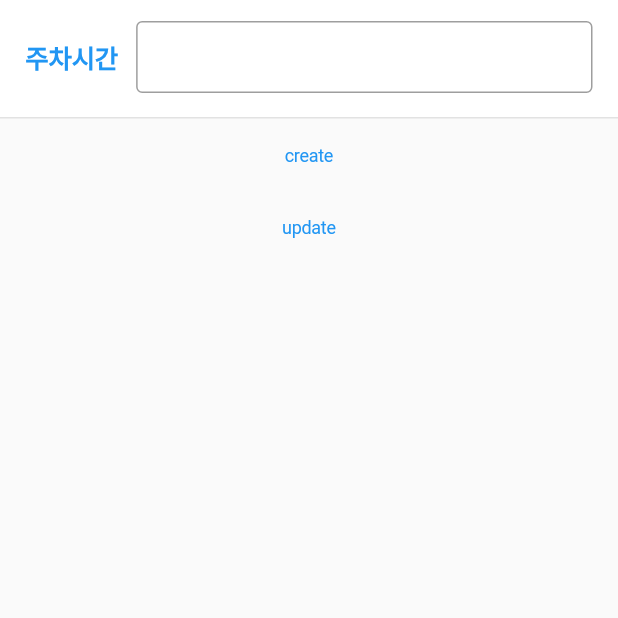
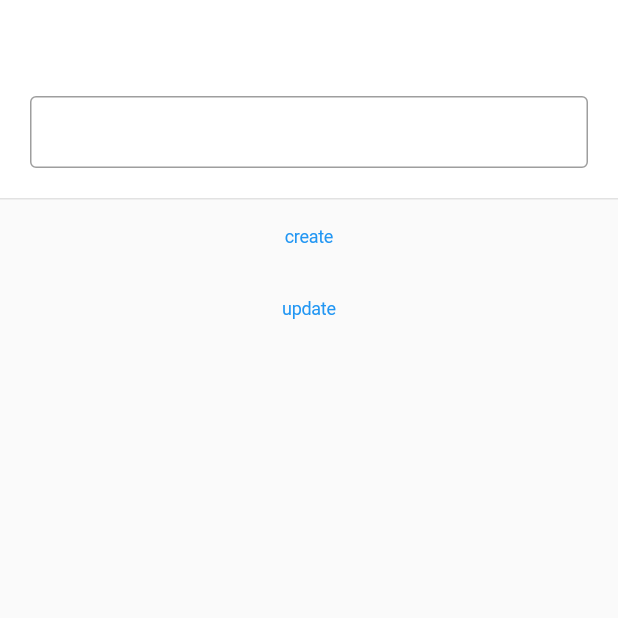
Before and after one commit to Parking-Time/Parking-Time, a Flutter app: the screen it shows after launch, on a phone screen of 412 x 824 dp, the top half of it. Run offline on Flutter 3.47's test engine with Material 3 defaults, Android fonts, the phone set to English and light mode, and no system bars; our stand-ins replace cloud_firestore, extended_image, firebase_core, flutter_svg, go_router, logger and 1 more; accounts and stored records are empty; Roboto replaces fonts that are missing (Pretendard).

Commit message:
FEAT - [20240409] assets 폴더 정리 및 UI 수정

```diff
--- a/lib/app.dart
+++ b/lib/app.dart
@@ -1,7 +1,6 @@
 import 'package:flutter/material.dart';
 
-import 'common/route/router.dart';
-import 'common/ui/app_theme.dart';
+import 'utils/package_utils.dart';
 
 class App extends StatelessWidget {
   const App({super.key});
--- a/lib/presentation/screens/home_screen.dart
+++ b/lib/presentation/screens/home_screen.dart
@@ -1,11 +1,9 @@
 import 'package:flutter/material.dart';
-import 'package:parking_time/common/route/router.dart';
-import 'package:parking_time/common/ui/app_colors.dart';
 import 'package:parking_time/domain/entities/parking_lot/create_parking_lot_entity.dart';
 import 'package:parking_time/domain/entities/parking_lot/parking_lot_entity.dart';
-
-import '../../common/route/route.dart';
+import 'package:parking_time/presentation/widgets/flux_image.dart';
 import '../../domain/entities/parking_lot/edit_parking_lot_entity.dart';
+import '../../utils/package_utils.dart';
 
 class HomeScreen extends StatelessWidget {
   HomeScreen({super.key});
@@ -25,25 +23,29 @@ class HomeScreen extends StatelessWidget {
         appBar: PreferredSize(
           preferredSize: const Size(double.infinity, 200),
           child: Container(
-            padding: const EdgeInsets.symmetric(horizontal: 17, vertical: 14),
+            padding: const EdgeInsets.symmetric(horizontal: 20, vertical: 20),
             decoration: const BoxDecoration(
               color: Colors.white,
               border: Border(bottom: BorderSide(color: AppColors.gray3, width: 1))
             ),
-            child: Row(
+            child: Column(
+              mainAxisSize: MainAxisSize.min,
               children: [
-                Text('주차시간', style: Theme.of(context).textTheme.titleMedium?.copyWith(color: Colors.blue, fontWeight: FontWeight.w800)),
-                const SizedBox(width: 12),
-                Expanded(
-                  child: SizedBox(
-                    height: 50,
+                const Row(
+                  children: [
+                    FluxImage(imageUrl: 'assets/images/logo/blue_simbol.svg', height: 24, color: AppColors.white),
+                    SizedBox(width: 4),
+                    FluxImage(imageUrl: 'assets/images/logo/blue_logo_en.svg', height: 13, color: AppColors.white),
+                  ],
+                ),
+                const SizedBox(height: 20),
+                SizedBox(
                   child: TextField(
                     style: Theme.of(context).textTheme.bodyMedium,
                     cursorColor: Colors.blue,
                     decoration: const InputDecoration(
                       border: OutlineInputBorder(),
                       contentPadding: EdgeInsets.only(bottom: 3, left: 10, right: 10),
-                      ),
                     ),
                   ),
                 ),
--- /dev/null
+++ b/lib/presentation/widgets/flux_image.dart
@@ -0,0 +1,156 @@
+import 'dart:io';
+
+import 'package:extended_image/extended_image.dart';
+import 'package:flutter/material.dart';
+import 'package:flutter_svg/flutter_svg.dart';
+import 'package:lottie/lottie.dart';
+import 'package:parking_time/utils/package_utils.dart';
+
+class FluxImage extends StatelessWidget {
+  final String imageUrl;
+  final double? width;
+  final double? height;
+  final BoxFit? fit;
+  final Color? color;
+  final String? package;
+  final bool? repeat;
+  final bool? fromFile;
+  final BlendMode? blendMode;
+
+  const FluxImage(
+      {required this.imageUrl, super.key, this.width, this.height, this.fit, this.color, this.package, this.repeat, this.fromFile, this.blendMode});
+
+  @override
+  Widget build(BuildContext context) {
+    var imageProxy = '';
+    var isSvgImage = imageUrl.split('.').last == 'svg';
+    var isLottieImage = imageUrl.split('.').last == 'json';
+
+    if (fromFile != null && fromFile!) {
+      return Image.file(
+        File(imageUrl),
+        fit: BoxFit.cover,
+        width: 140,
+        height: 140,
+        colorBlendMode: blendMode,
+      );
+    }
+
+    if (imageUrl.isEmpty) {
+      return Container(
+        height: height,
+        width: width,
+        color: AppColors.gray3,
+      );
+    }
+
+    if (!imageUrl.contains('http')) {
+      if (isSvgImage) {
+        return SvgPicture.asset(
+          imageUrl,
+          width: width,
+          height: height,
+          fit: fit ?? BoxFit.contain,
+          color: color,
+          package: package,
+        );
+      }
+
+      if (isLottieImage) {
+        return Lottie.asset(
+          imageUrl,
+          repeat: repeat,
+          reverse: false,
+          animate: true,
+          width: width,
+          height: height,
+          fit: fit ?? BoxFit.contain,
+        );
+      }
+
+      if (imageUrl.contains('app_tracks')) {
+        return Image.file(File(imageUrl),
+            height: height,
+            width: width,
+            fit: fit,
+            colorBlendMode: blendMode,
+            errorBuilder: (_, __, ___) => Container(
+              color: AppColors.gray3,
+              height: height,
+              width: width,
+            ));
+      }
+
+      return Image.asset(
+        imageUrl,
+        width: width,
+        height: height,
+        fit: fit,
+        color: color,
+        package: package,
+        colorBlendMode: blendMode,
+      );
+    }
+
+    if (isSvgImage) {
+      return SvgPicture.network(
+        '$imageProxy$imageUrl',
+        width: width,
+        height: height,
+        fit: fit ?? BoxFit.contain,
+        color: color,
+      );
+    }
+
+    if (isLottieImage) {
+      return Lottie.network(
+        imageUrl,
+        repeat: true,
+        reverse: true,
+        animate: true,
+        width: width,
+        height: height,
+        fit: fit ?? BoxFit.contain,
+      );
+    }
+    return SizedBox(
+      width: width,
+      height: height,
+      child: ExtendedImage.network(
+        '$imageProxy$imageUrl',
+        fit: fit,
+        color: color,
+        cache: true,
+        colorBlendMode: blendMode,
+
+        loadStateChanged: (state) {
+          switch (state.extendedImageLoadState) {
+            case LoadState.completed:
+              return state.completedWidget;
+            case LoadState.loading:
+              return Container(
+                height: height,
+                width: width,
+                padding: const EdgeInsets.symmetric(horizontal: 10),
+                color: AppColors.gray3,
+                child: const FluxImage(imageUrl: 'assets/images/logo/blue_simbol_logo_en_horizontal.svg'),
+              );
+            case LoadState.failed:
+              return Container(
+                height: height,
+                width: width,
+                padding: const EdgeInsets.symmetric(horizontal: 10),
+                color: AppColors.gray3,
+                child: const FluxImage(imageUrl: 'assets/images/logo/blue_simbol_logo_en_horizontal.svg'),
+              );
+            default:
+              return SizedBox(
+                height: height,
+                width: width,
+              );
+          }
+        },
+      ),
+    );
+  }
+}
--- /dev/null
+++ b/lib/utils/package_utils.dart
@@ -0,0 +1,6 @@
+export 'package:parking_time/utils/route/route.dart';
+export 'package:parking_time/utils/route/route_name.dart';
+export 'package:parking_time/utils/route/router.dart';
+export 'package:parking_time/utils/ui/app_theme.dart';
+export 'package:parking_time/utils/ui/app_colors.dart';
+export 'package:parking_time/utils/ui/app_icons.dart';
--- a/lib/common/route/route.dart
+++ b/lib/utils/route/route.dart
@@ -1,6 +1,7 @@
-import 'package:parking_time/common/route/route_name.dart';
 import 'package:parking_time/domain/entities/parking_lot/create_parking_lot_entity.dart';
 import 'package:parking_time/domain/entities/parking_lot/edit_parking_lot_entity.dart';
+
+import '../package_utils.dart';
 
 abstract class AppRoute {
   String get routingName;
--- a/lib/common/route/router.dart
+++ b/lib/utils/route/router.dart
@@ -1,10 +1,10 @@
 import 'package:flutter/cupertino.dart';
 import 'package:go_router/go_router.dart';
 import 'package:logger/logger.dart';
-import 'package:parking_time/common/route/route.dart';
-import 'package:parking_time/common/route/route_name.dart';
 import 'package:parking_time/presentation/screens/edit_parking_lot_screen.dart';
 import 'package:parking_time/presentation/screens/home_screen.dart';
+
+import '../package_utils.dart';
 
 class AppRouter {
   static void push<T extends AppRoute>(BuildContext context, T routeInfo) =>
--- a/lib/common/ui/app_colors.dart
+++ b/lib/utils/ui/app_colors.dart
@@ -9,5 +9,7 @@ class AppColors {
   static const gray5 = Color(0xFFFBFBFA);
   static const white = Color(0xFFFFFFFF);
 
+  static const blue1 = Color(0xFF3062FF);
+
   static const transparent = Color(0x00000000);
 }
--- a/pubspec.yaml
+++ b/pubspec.yaml
@@ -14,6 +14,8 @@ dependencies:
   # UI
   cupertino_icons: ^1.0.6
   flutter_svg: ^2.0.7
+  lottie: ^3.1.0
+  extended_image: ^8.2.0
 
   # Route
   go_router: ^13.2.1
@@ -44,6 +46,7 @@ flutter:
     - pubspec.yaml
     - assets/icons/
     - assets/images/
+    - assets/images/logo/
 
   fonts:
     - family: Pretendard
```
Also changed, not shown: assets/images/logo/blue_logo_en.svg (added), assets/images/logo/blue_logo_kr.svg (added), assets/images/logo/blue_simbol.svg (added), assets/images/logo/blue_simbol_logo_en_horizontal.svg (added), assets/images/logo/blue_simbol_logo_en_vertical.svg (added), lib/utils/route/route_name.dart (renamed from lib/common/route/route_name.dart), lib/utils/ui/app_icons.dart (renamed from lib/common/ui/app_icons.dart), lib/utils/ui/app_theme.dart (renamed from lib/common/ui/app_theme.dart), pubspec.lock, 1 other file. Lines whose indentation alone changed are shown as unchanged.
